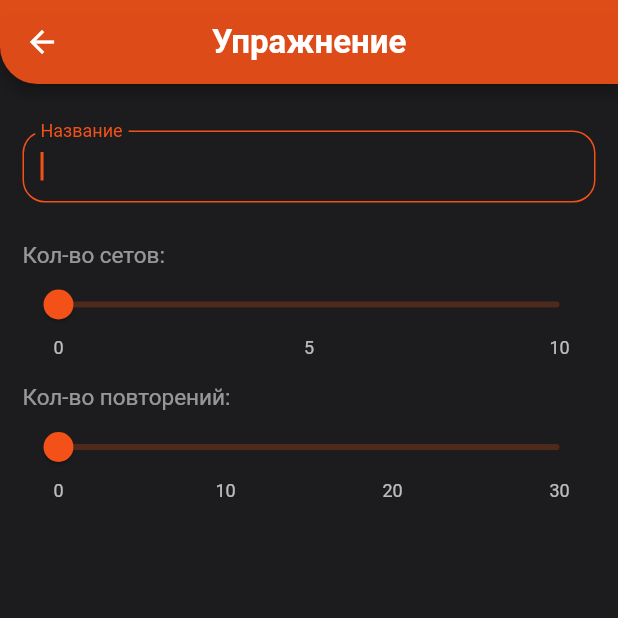
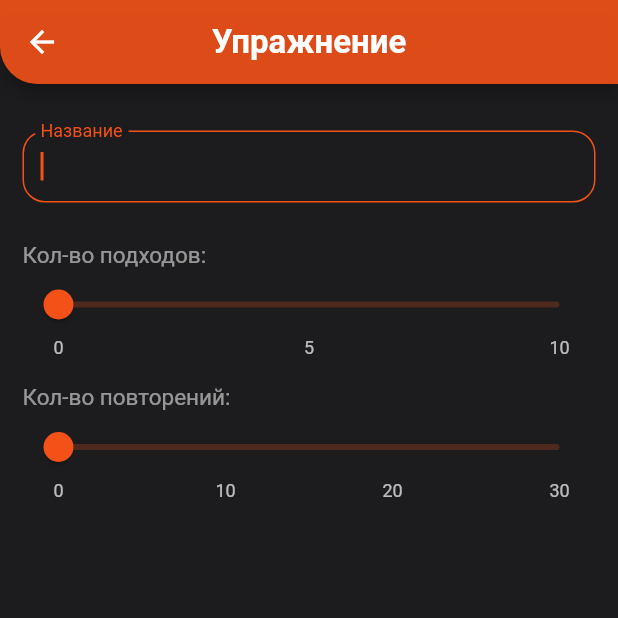
Before and after one commit to vivatNikolay/gym, a Flutter app: the ExerciseEdit screen opened directly with empty values, on a phone screen of 412 x 824 dp, the top half of it. Run offline on Flutter 3.47's test engine with Material 2 defaults, Android fonts, the phone set to English and light mode, and no system bars; drawn by our look-alikes of syncfusion_flutter_sliders; our stand-ins replace hive, hive_flutter, qr_flutter; missing offline and left inert: qr_code_scanner, screen_brightness; accounts and stored records are empty; generated files the repository leaves out were written again.

Commit message:
Revert "naming changes"
This reverts commit cfb952c45e103cac7142cacb623c877ec15a48ba.

```diff
--- a/lib/pages/login/login.dart
+++ b/lib/pages/login/login.dart
@@ -126,7 +126,7 @@ class _LoginState extends State<Login> {
                               _accountDBService.put(snapshot.data!);
                               WidgetsBinding.instance
                                   .addPostFrameCallback((_) {
-                                Navigator.pushReplacementNamed(context, '/');
+                                Navigator.pushReplacementNamed(context, 'home');
                               });
                               return const Icon(Icons.check, color: mainColor, size: 24);
                             } else {
--- a/lib/pages/main_page/manager/manager_profile.dart
+++ b/lib/pages/main_page/manager/manager_profile.dart
@@ -45,7 +45,7 @@ class _ManagerProfileState extends State<ManagerProfile> {
   Widget build(BuildContext context) {
     return WillPopScope(
       onWillPop: () {
-        Navigator.pushNamedAndRemoveUntil(context, '/', (route) => false);
+        Navigator.pushNamedAndRemoveUntil(context, 'home', (route) => false);
         return Future.value(true);
       },
       child: Scaffold(
--- a/lib/pages/profile/profile.dart
+++ b/lib/pages/profile/profile.dart
@@ -118,7 +118,7 @@ class _ProfileState extends State<Profile> {
             minLeadingWidth: 24,
             title: const Text('Выход', style: TextStyle(fontSize: 18)),
             onTap: () {
-              Navigator.pushReplacementNamed(context, '/login');
+              Navigator.pushReplacementNamed(context, 'login');
               _accountDBService.deleteAll();
             },
           ),
--- a/lib/pages/profile/settings/settings.dart
+++ b/lib/pages/profile/settings/settings.dart
@@ -98,7 +98,7 @@ class _SettingsState extends State<Settings> {
       SettingTitle(text: 'Тренировки'),
       SettingPack(children: [
         const SizedBox(height: 15),
-        const SettingName(text: 'Стандартное кол-во сетов:'),
+        const SettingName(text: 'Стандартное кол-во подходов:'),
         SfSlider(
           min: 0,
           max: 10,
--- a/lib/pages/training_list/exercise_edit.dart
+++ b/lib/pages/training_list/exercise_edit.dart
@@ -62,7 +62,7 @@ class _ExerciseEditState extends State<ExerciseEdit> {
                 fieldName: 'Название',
               ),
               const SizedBox(height: 15),
-              const Text('Кол-во сетов:', style: TextStyle(fontSize: 15)),
+              const Text('Кол-во подходов:', style: TextStyle(fontSize: 15)),
               SfSlider(
                 min: 0,
                 max: 10,
--- a/pubspec.yaml
+++ b/pubspec.yaml
@@ -15,7 +15,7 @@ publish_to: 'none' # Remove this line if you wish to publish to pub.dev
 # In iOS, build-name is used as CFBundleShortVersionString while build-number used as CFBundleVersion.
 # Read more about iOS versioning at
 # https://developer.apple.com/library/archive/documentation/General/Reference/InfoPlistKeyReference/Articles/CoreFoundationKeys.html
-version: 1.0.0+3
+version: 1.0.0+1
 
 environment:
   sdk: ">=2.16.2 <3.0.0"
```
Also changed, not shown: lib/main.dart (+8 -4 lines), lib/pages/home.dart (renamed from lib/pages/tabs.dart, +4 -4 lines).
